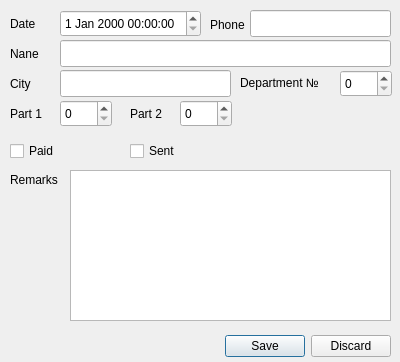
First picture: the form in accounting_sql/dialog_edit.ui, repository streamx3/ltr-acc, before the edit.
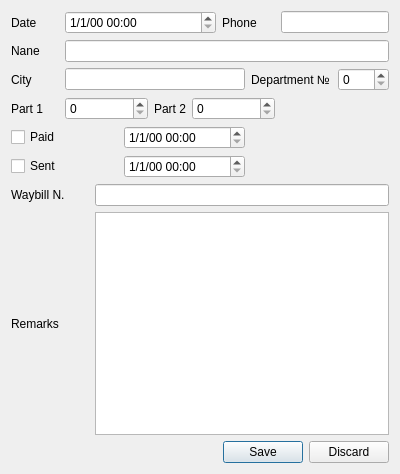
Second picture: the form after the edit. Icons and pictures are not drawn.

```diff
--- a/accounting_sql/dialog_edit.ui
+++ b/accounting_sql/dialog_edit.ui
@@ -7,9 +7,21 @@
     <x>0</x>
     <y>0</y>
     <width>400</width>
-    <height>362</height>
+    <height>474</height>
    </rect>
   </property>
+  <property name="sizePolicy">
+   <sizepolicy hsizetype="Fixed" vsizetype="Fixed">
+    <horstretch>0</horstretch>
+    <verstretch>0</verstretch>
+   </sizepolicy>
+  </property>
+  <property name="maximumSize">
+   <size>
+    <width>410</width>
+    <height>474</height>
+   </size>
+  </property>
   <property name="windowTitle">
    <string>Dialog</string>
   </property>
@@ -17,232 +29,140 @@
    <iconset resource="config_res.qrc">
     <normaloff>:/images/eye-48.png</normaloff>:/images/eye-48.png</iconset>
   </property>
-  <widget class="QDialogButtonBox" name="buttonBox">
-   <property name="geometry">
-    <rect>
-     <x>10</x>
-     <y>330</y>
-     <width>381</width>
-     <height>32</height>
-    </rect>
-   </property>
-   <property name="orientation">
-    <enum>Qt::Horizontal</enum>
-   </property>
-   <property name="standardButtons">
-    <set>QDialogButtonBox::Discard|QDialogButtonBox::Save</set>
-   </property>
-  </widget>
+  <layout class="QGridLayout" name="gridLayout">
+   <item row="0" column="0">
   <widget class="QLabel" name="label">
-   <property name="geometry">
-    <rect>
-     <x>10</x>
-     <y>14</y>
-     <width>41</width>
-     <height>20</height>
-    </rect>
-   </property>
    <property name="text">
     <string>Date</string>
    </property>
   </widget>
-  <widget class="QLabel" name="label_2">
-   <property name="geometry">
-    <rect>
-     <x>10</x>
-     <y>44</y>
-     <width>41</width>
-     <height>20</height>
-    </rect>
-   </property>
-   <property name="text">
-    <string>Nane</string>
-   </property>
-  </widget>
+   </item>
+   <item row="0" column="1" colspan="5">
+    <widget class="QDateTimeEdit" name="dateTimeEdit_order_date">
+     <property name="displayFormat">
+      <string>M/d/yy HH:mm</string>
+     </property>
+    </widget>
+   </item>
+   <item row="0" column="6" colspan="2">
   <widget class="QLabel" name="label_3">
-   <property name="geometry">
-    <rect>
-     <x>210</x>
-     <y>15</y>
-     <width>41</width>
-     <height>20</height>
-    </rect>
-   </property>
    <property name="text">
     <string>Phone</string>
    </property>
   </widget>
+   </item>
+   <item row="0" column="8" colspan="2">
+    <widget class="QLineEdit" name="lineEdit_phone"/>
+   </item>
+   <item row="1" column="0">
+    <widget class="QLabel" name="label_2">
+     <property name="text">
+      <string>Nane</string>
+     </property>
+    </widget>
+   </item>
+   <item row="1" column="1" colspan="9">
+    <widget class="QLineEdit" name="lineEdit_name"/>
+   </item>
+   <item row="2" column="0">
   <widget class="QLabel" name="label_4">
-   <property name="geometry">
-    <rect>
-     <x>10</x>
-     <y>74</y>
-     <width>41</width>
-     <height>20</height>
-    </rect>
-   </property>
    <property name="text">
     <string>City</string>
    </property>
   </widget>
+   </item>
+   <item row="2" column="1" colspan="6">
+    <widget class="QLineEdit" name="lineEdit_city"/>
+   </item>
+   <item row="2" column="7" colspan="2">
   <widget class="QLabel" name="label_5">
-   <property name="geometry">
-    <rect>
-     <x>240</x>
-     <y>73</y>
-     <width>91</width>
-     <height>20</height>
-    </rect>
-   </property>
    <property name="text">
     <string>Department №</string>
    </property>
   </widget>
+   </item>
+   <item row="2" column="9">
+    <widget class="QSpinBox" name="spinBox_NP_Dept_No"/>
+   </item>
+   <item row="3" column="0">
   <widget class="QLabel" name="label_6">
-   <property name="geometry">
-    <rect>
-     <x>10</x>
-     <y>104</y>
-     <width>41</width>
-     <height>20</height>
-    </rect>
-   </property>
    <property name="text">
     <string>Part 1</string>
    </property>
   </widget>
-  <widget class="QLabel" name="label_10">
-   <property name="geometry">
-    <rect>
-     <x>10</x>
-     <y>170</y>
-     <width>51</width>
-     <height>20</height>
-    </rect>
-   </property>
-   <property name="text">
-    <string>Remarks</string>
-   </property>
-  </widget>
-  <widget class="QTextEdit" name="textEdit">
-   <property name="geometry">
-    <rect>
-     <x>70</x>
-     <y>170</y>
-     <width>321</width>
-     <height>151</height>
-    </rect>
-   </property>
-  </widget>
-  <widget class="QSpinBox" name="spinBox">
-   <property name="geometry">
-    <rect>
-     <x>60</x>
-     <y>100</y>
-     <width>52</width>
-     <height>27</height>
-    </rect>
-   </property>
-  </widget>
-  <widget class="QSpinBox" name="spinBox_2">
-   <property name="geometry">
-    <rect>
-     <x>180</x>
-     <y>100</y>
-     <width>52</width>
-     <height>27</height>
-    </rect>
-   </property>
-  </widget>
+   </item>
+   <item row="3" column="4">
   <widget class="QLabel" name="label_7">
-   <property name="geometry">
-    <rect>
-     <x>130</x>
-     <y>104</y>
-     <width>41</width>
-     <height>20</height>
-    </rect>
-   </property>
    <property name="text">
     <string>Part 2</string>
    </property>
   </widget>
-  <widget class="QCheckBox" name="checkBox">
-   <property name="geometry">
-    <rect>
-     <x>10</x>
-     <y>140</y>
-     <width>101</width>
-     <height>22</height>
-    </rect>
-   </property>
+   </item>
+   <item row="4" column="0" colspan="3">
+    <widget class="QCheckBox" name="checkBox_paid">
    <property name="text">
     <string>Paid</string>
    </property>
   </widget>
-  <widget class="QCheckBox" name="checkBox_2">
-   <property name="geometry">
-    <rect>
-     <x>130</x>
-     <y>140</y>
-     <width>101</width>
-     <height>22</height>
-    </rect>
-   </property>
+   </item>
+   <item row="4" column="3" colspan="4">
+    <widget class="QDateTimeEdit" name="dateTimeEdit_paid">
+     <property name="displayFormat">
+      <string>M/d/yy HH:mm</string>
+     </property>
+    </widget>
+   </item>
+   <item row="5" column="0" colspan="3">
+    <widget class="QCheckBox" name="checkBox_sent">
    <property name="text">
     <string>Sent</string>
    </property>
   </widget>
-  <widget class="QLineEdit" name="lineEdit">
-   <property name="geometry">
-    <rect>
-     <x>60</x>
-     <y>40</y>
-     <width>331</width>
-     <height>27</height>
-    </rect>
-   </property>
-  </widget>
-  <widget class="QLineEdit" name="lineEdit_2">
-   <property name="geometry">
-    <rect>
-     <x>60</x>
-     <y>70</y>
-     <width>171</width>
-     <height>27</height>
-    </rect>
-   </property>
-  </widget>
-  <widget class="QSpinBox" name="spinBox_3">
-   <property name="geometry">
-    <rect>
-     <x>340</x>
-     <y>70</y>
-     <width>52</width>
-     <height>27</height>
-    </rect>
-   </property>
-  </widget>
-  <widget class="QDateTimeEdit" name="dateTimeEdit">
-   <property name="geometry">
-    <rect>
-     <x>60</x>
-     <y>10</y>
-     <width>141</width>
-     <height>27</height>
-    </rect>
-   </property>
-  </widget>
-  <widget class="QLineEdit" name="lineEdit_3">
-   <property name="geometry">
-    <rect>
-     <x>250</x>
-     <y>10</y>
-     <width>141</width>
-     <height>27</height>
-    </rect>
-   </property>
-  </widget>
+   </item>
+   <item row="5" column="3" colspan="4">
+    <widget class="QDateTimeEdit" name="dateTimeEdit_sent">
+     <property name="displayFormat">
+      <string>M/d/yy HH:mm</string>
+     </property>
+    </widget>
+   </item>
+   <item row="6" column="0" colspan="2">
+    <widget class="QLabel" name="label_8">
+     <property name="text">
+      <string>Waybill N.</string>
+     </property>
+    </widget>
+   </item>
+   <item row="6" column="2" colspan="8">
+    <widget class="QLineEdit" name="lineEdit_tracking_number"/>
+   </item>
+   <item row="7" column="0">
+    <widget class="QLabel" name="label_10">
+     <property name="text">
+      <string>Remarks</string>
+     </property>
+    </widget>
+   </item>
+   <item row="7" column="2" colspan="8">
+    <widget class="QTextEdit" name="textEdit_Remarks"/>
+   </item>
+   <item row="8" column="0" colspan="10">
+    <widget class="QDialogButtonBox" name="buttonBox">
+     <property name="orientation">
+      <enum>Qt::Horizontal</enum>
+     </property>
+     <property name="standardButtons">
+      <set>QDialogButtonBox::Discard|QDialogButtonBox::Save</set>
+     </property>
+    </widget>
+   </item>
+   <item row="3" column="1" colspan="3">
+    <widget class="QSpinBox" name="spinBox_part1"/>
+   </item>
+   <item row="3" column="5" colspan="3">
+    <widget class="QSpinBox" name="spinBox_part2"/>
+   </item>
+  </layout>
  </widget>
  <resources>
   <include location="config_res.qrc"/>
```
Left out of the diff: 2 changed lines with no effect on the pictures. Lines whose indentation alone changed are shown as unchanged.
